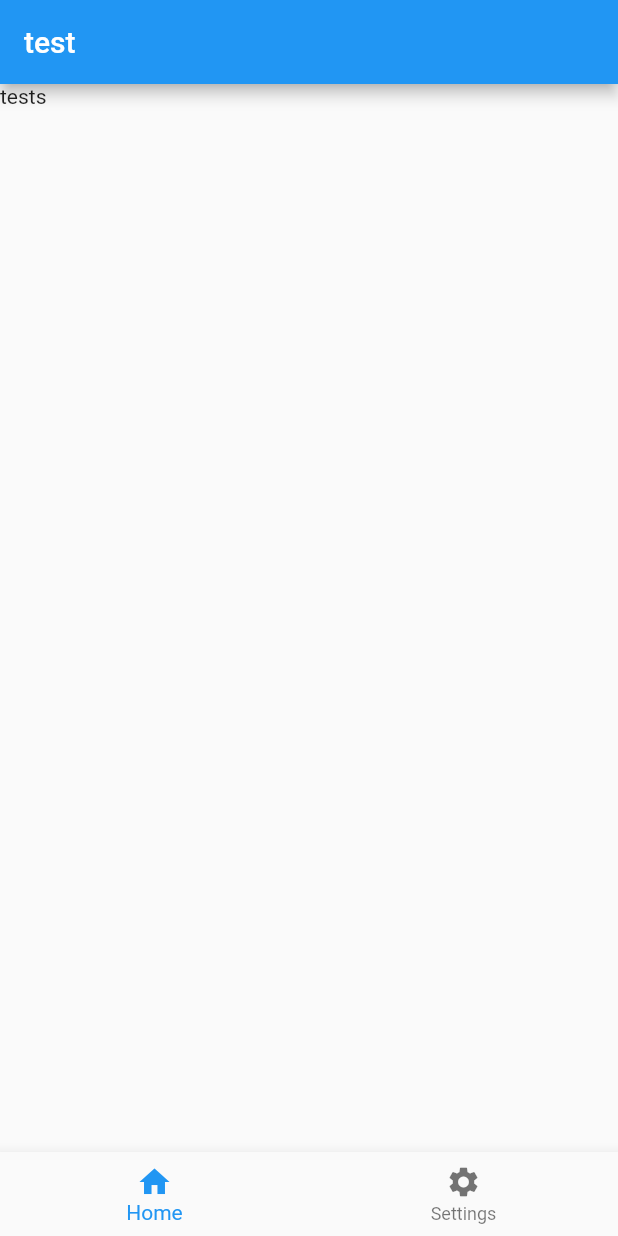
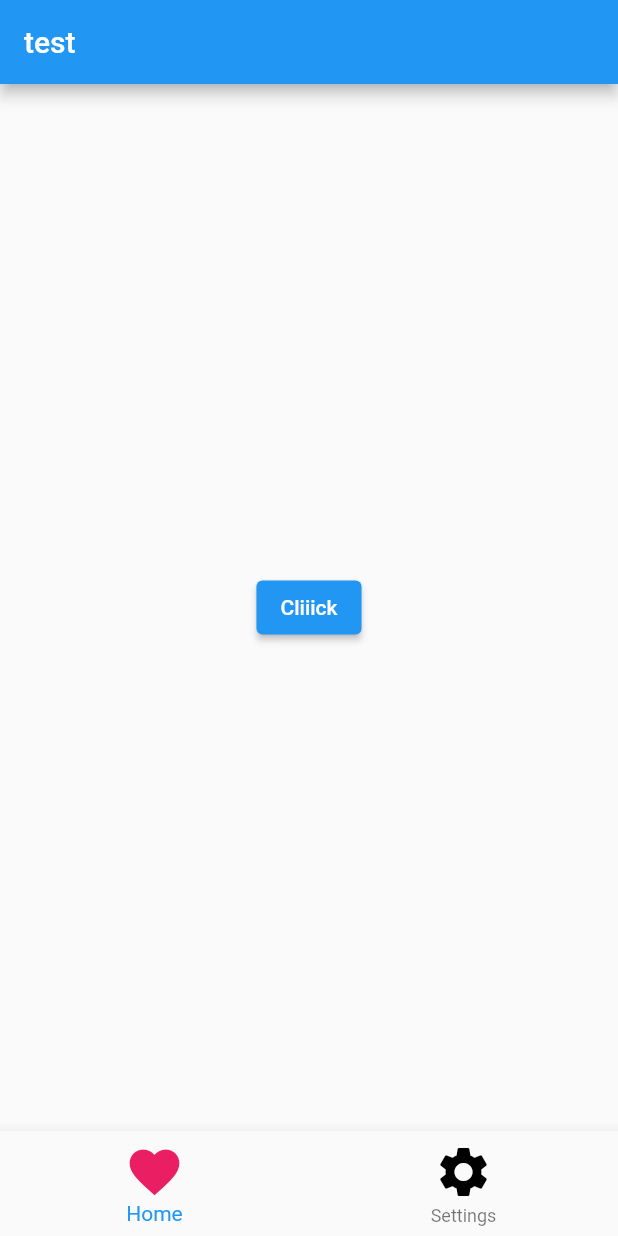
Before and after one commit to majtaj5/fproject, a Flutter app: the screen it shows after launch, on a phone screen of 412 x 824 dp. Run offline on Flutter 3.47's test engine with Material 2 defaults, Android fonts, the phone set to English and light mode, and no system bars.

Commit message:
Added buttons

```diff
--- a/lib/main.dart
+++ b/lib/main.dart
@@ -4,8 +4,16 @@ void main() {
   runApp(MyApp());
 }
 
-class MyApp extends StatelessWidget {
-  const MyApp({Key? key}) : super(key: key);
+// ignore: must_be_immutable
+class MyApp extends StatefulWidget {
+  MyApp({Key? key}) : super(key: key);
+
+  @override
+  _MyAppState createState() => _MyAppState();
+}
+
+class _MyAppState extends State<MyApp> {
+  String buttonName = 'Cliiick';
 
   @override
   Widget build(BuildContext context) {
@@ -15,12 +23,33 @@ class MyApp extends StatelessWidget {
         appBar: AppBar(
           title: Text('test'),
         ),
-        body: Text('tests'),
+        body: Center(
+            child: ElevatedButton(
+                onPressed: () {
+                  setState(() {
+                    buttonName = 'somethingElse';
+                  });
+                },
+                child: Text(buttonName))),
         bottomNavigationBar: BottomNavigationBar(
           items: const [
-            BottomNavigationBarItem(label: 'Home', icon: Icon(Icons.home)),
             BottomNavigationBarItem(
-                label: 'Settings', icon: Icon(Icons.settings))
+              label: 'Home',
+              icon: Icon(
+                Icons.favorite,
+                color: Colors.pink,
+                size: 40.0,
+              ),
+            ),
+            BottomNavigationBarItem(
+              label: 'Settings',
+              icon: Icon(
+                Icons.settings,
+                color: Colors.black,
+                size: 40.0,
+                semanticLabel: 'Text to announce in accessibility modes',
+              ),
+            )
           ],
         ),
       ),
```
